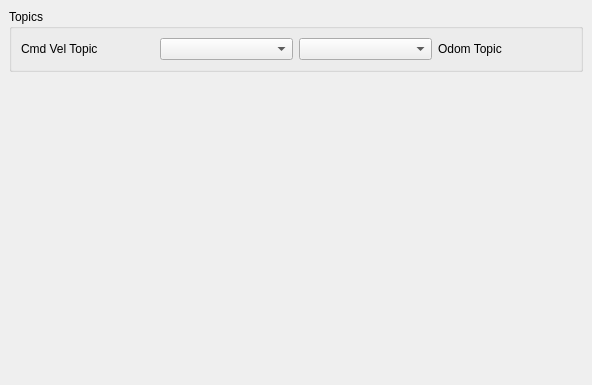
yujinrobot/kobuki_desktop, file kobuki_qtestsuite/src/kobuki_qtestsuite/ui/configuration_dock.ui: the form before one commit.
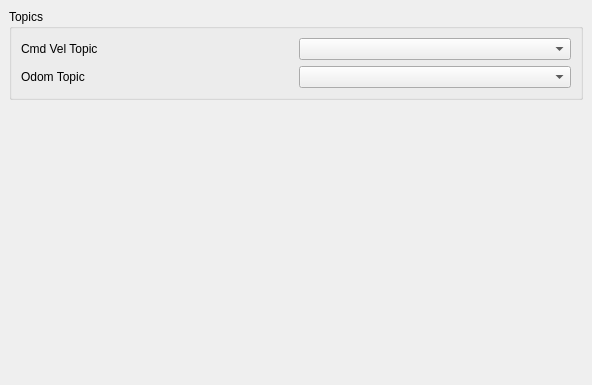
The form after the commit. Custom widgets are drawn as their Qt base class.

```diff
--- a/kobuki_qtestsuite/src/kobuki_qtestsuite/ui/configuration_dock.ui
+++ b/kobuki_qtestsuite/src/kobuki_qtestsuite/ui/configuration_dock.ui
@@ -20,35 +20,35 @@
       <property name="title">
        <string>Topics</string>
       </property>
-      <layout class="QHBoxLayout" name="horizontalLayout">
-       <item>
+      <layout class="QGridLayout" name="gridLayout">
+       <item row="0" column="0">
         <widget class="QLabel" name="label">
          <property name="text">
           <string>Cmd Vel Topic</string>
          </property>
         </widget>
        </item>
-       <item>
+       <item row="0" column="1">
         <widget class="ExtendedComboBox" name="cmd_vel_topic_combo_box">
          <property name="editable">
           <bool>false</bool>
          </property>
         </widget>
        </item>
-       <item>
-        <widget class="ExtendedComboBox" name="odom_topic_combo_box">
-         <property name="editable">
-          <bool>false</bool>
-         </property>
-        </widget>
-       </item>
-       <item>
+       <item row="1" column="0">
         <widget class="QLabel" name="label_4">
          <property name="text">
           <string>Odom Topic</string>
          </property>
         </widget>
        </item>
+       <item row="1" column="1">
+        <widget class="ExtendedComboBox" name="odom_topic_combo_box">
+         <property name="editable">
+          <bool>false</bool>
+         </property>
+        </widget>
+       </item>
       </layout>
      </widget>
     </item>
```
